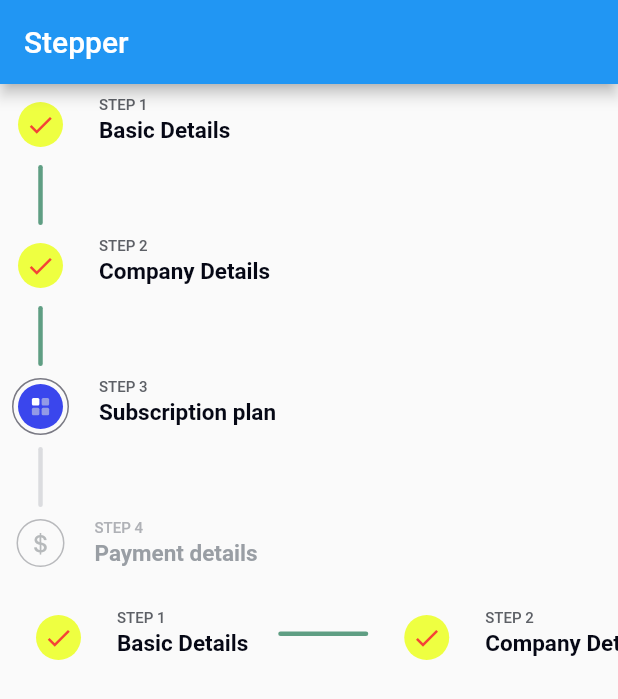
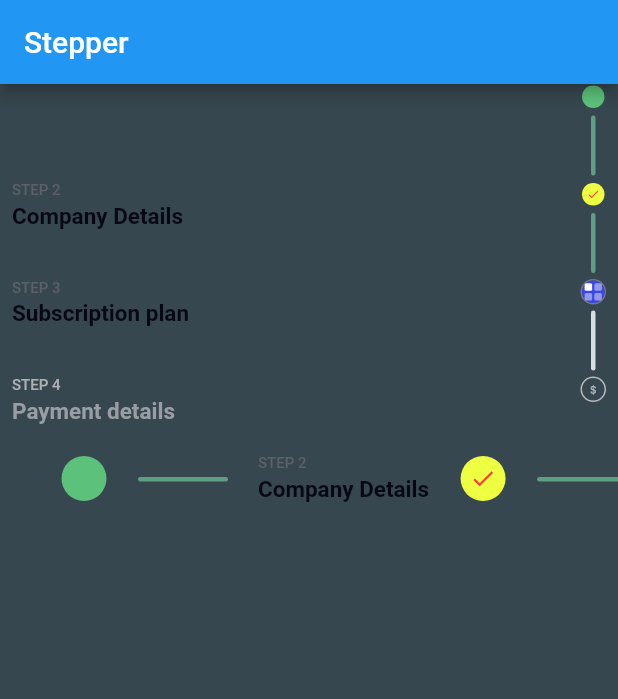
Before and after one commit to Weav3r/dm_stepper, a Flutter app: the screen it shows after launch, on a phone screen of 412 x 824 dp. Shown: the top 699 px of the screen. Run offline on Flutter 3.47's test engine with Material 2 defaults, Android fonts, the phone set to English and light mode, and no system bars.

Commit message:
initial customisation

```diff
--- a/example/lib/main.dart
+++ b/example/lib/main.dart
@@ -35,18 +35,25 @@ class _MyHomePageState extends State<MyHomePage> {
   @override
   Widget build(BuildContext context) {
     return Scaffold(
+      backgroundColor: Colors.blueGrey.shade800,
       appBar: AppBar(
         title: Text(widget.title),
       ),
       body: Column(
         children: [
-          DMStepper(
-            getDMStepList(),
+          Flexible(
+            child: DMStepper(
+              getDMStepList(),
+              stepCircleSize: 15,
+            ),
           ),
           const SizedBox(height: 20),
-          DMStepper(
-            getDMStepList(),
-            direction: Axis.horizontal,
+          Flexible(
+            child: DMStepper(
+              getDMStepList(),
+              // stepCircleSize: 15,
+              direction: Axis.horizontal,
+            ),
           ),
         ],
       ),
@@ -57,13 +64,15 @@ class _MyHomePageState extends State<MyHomePage> {
 List<DMStepModel> getDMStepList() {
   return [
     DMStepModel(
+      label: '',
       title: 'Basic Details',
-      dmStepIcon: Icons.check,
+      stepIcon: const SizedBox.shrink(),
+      stepLabelWidget: const SizedBox.shrink(),
       dmStepType: DMStepType.done,
-      dmStepColorsModel: DMStepColorsModel().copyWith(
-        doneIcon: Colors.red,
-        doneBackground: Colors.limeAccent,
-      ),
+      // dmStepColorsModel: DMStepColorsModel().copyWith(
+      //   doneIcon: Colors.black,
+      //   doneBackground: Colors.limeAccent,
+      // ),
     ),
     DMStepModel(
       title: 'Company Details',
--- a/example/pubspec.yaml
+++ b/example/pubspec.yaml
@@ -32,7 +32,9 @@ dependencies:
   flutter:
     sdk: flutter
 
-  dm_stepper: ^1.0.0
+  # dm_stepper: ^1.0.0
+  dm_stepper:
+   path: ../
 
 
   # The following adds the Cupertino Icons font to your application.
--- a/lib/core/models/dm_step_model.dart
+++ b/lib/core/models/dm_step_model.dart
@@ -9,6 +9,7 @@ class DMStepModel {
   final DMStepType dmStepType;
   final IconData? dmStepIcon;
   final Widget? stepIcon;
+  final Widget? stepLabelWidget;
   final Widget? link;
   final DMStepColorsModel? dmStepColorsModel;
 
@@ -18,6 +19,7 @@ class DMStepModel {
     this.dmStepType = DMStepType.current,
     this.dmStepIcon,
     this.stepIcon,
+    this.stepLabelWidget,
     this.link,
     this.dmStepColorsModel,
   });
--- a/lib/dm_step.dart
+++ b/lib/dm_step.dart
@@ -14,28 +14,34 @@ class DMStep extends StatelessWidget {
     this.last = false,
     this.direction = Axis.vertical,
     this.dmStepColorsModel,
+    this.stepCircleSize,
     this.stepIcon,
+    this.stepLabelWidget,
     this.link,
     super.key,
   });
 
+  final double? stepCircleSize;
   final String label;
   final String title;
   final DMStepType dmStepType;
   final IconData? dmStepIcon;
   final bool last;
   final Widget? stepIcon;
+  final Widget? stepLabelWidget;
   final Widget? link;
   final Axis direction;
   final DMStepColorsModel? dmStepColorsModel;
 
   @override
   Widget build(BuildContext context) {
+    print('[soso] size is $stepCircleSize');
     final lDmStepColorsModel = dmStepColorsModel ?? DMStepColorsModel();
 
     return Padding(
       padding: EdgeInsets.only(
-        top: 8,
+        // top: 8,
+        top: 0,
         left: (direction == Axis.vertical) ? 8 : 20,
         right: (direction == Axis.vertical) ? 8 : 0,
         bottom: (direction == Axis.horizontal) ? 8 : 0,
@@ -43,15 +49,45 @@ class DMStep extends StatelessWidget {
       child: Row(
         crossAxisAlignment: CrossAxisAlignment.start,
         children: [
+          stepLabelWidget ??
+              Column(
+                crossAxisAlignment: CrossAxisAlignment.start,
+                children: [
+                  Text(
+                    label,
+                    style: TextStyle(
+                      color: getColor(
+                          dmStepType, DMStepItem.label, lDmStepColorsModel),
+                      fontSize: 10,
+                      fontWeight: FontWeight.w500,
+                    ),
+                  ),
+                  const SizedBox(height: 2),
+                  Text(
+                    title,
+                    style: TextStyle(
+                      color: getColor(
+                          dmStepType, DMStepItem.title, lDmStepColorsModel),
+                      fontSize: 15,
+                      fontWeight: FontWeight.bold,
+                    ),
+                  ),
+                ],
+              ),
+          (direction == Axis.vertical)
+              ? const Expanded(child: SizedBox(width: 20))
+              : const SizedBox(width: 20),
           Column(
-            mainAxisAlignment: MainAxisAlignment.start,
+            mainAxisAlignment: (direction == Axis.vertical)
+                ? MainAxisAlignment.end
+                : MainAxisAlignment.start,
             children: [
               Row(
                 children: [
-                  SizedBox(width: dmStepType != DMStepType.next ? 0 : 3),
+                  // SizedBox(width: dmStepType != DMStepType.next ? 0 : 3),
                   Container(
-                    padding:
-                        EdgeInsets.all(dmStepType != DMStepType.next ? 3 : 0),
+                    // padding:
+                    //     EdgeInsets.all(dmStepType != DMStepType.next ? 3 : 0),
                     decoration: BoxDecoration(
                       border: Border.all(
                           color: getColor(dmStepType, DMStepItem.border,
@@ -59,17 +95,19 @@ class DMStep extends StatelessWidget {
                       borderRadius: BorderRadius.circular(19),
                     ),
                     child: Container(
-                      height: 30,
-                      width: 30,
+                      height: stepCircleSize ?? 30,
+                      width: stepCircleSize ?? 30,
                       decoration: BoxDecoration(
                         color: getColor(dmStepType, DMStepItem.background,
                             lDmStepColorsModel),
+                        // color: Colors.white,
                         borderRadius: BorderRadius.circular(15),
                       ),
                       child: stepIcon ??
                           Icon(
                             dmStepIcon ?? Icons.arrow_downward_rounded,
-                            size: 20,
+                            size: 0.6 * (stepCircleSize ?? 30),
+                            // size: 100,
                             color: getColor(dmStepType, DMStepItem.icon,
                                 lDmStepColorsModel),
                           ),
@@ -78,31 +116,6 @@ class DMStep extends StatelessWidget {
                 ],
               ),
               getLink(direction == Axis.vertical, lDmStepColorsModel),
-            ],
-          ),
-          const SizedBox(width: 20),
-          Column(
-            crossAxisAlignment: CrossAxisAlignment.start,
-            children: [
-              Text(
-                label,
-                style: TextStyle(
-                  color: getColor(
-                      dmStepType, DMStepItem.label, lDmStepColorsModel),
-                  fontSize: 10,
-                  fontWeight: FontWeight.w500,
-                ),
-              ),
-              const SizedBox(height: 2),
-              Text(
-                title,
-                style: TextStyle(
-                  color: getColor(
-                      dmStepType, DMStepItem.title, lDmStepColorsModel),
-                  fontSize: 15,
-                  fontWeight: FontWeight.bold,
-                ),
-              ),
             ],
           ),
           getLink(direction == Axis.horizontal, lDmStepColorsModel),
@@ -116,10 +129,10 @@ class DMStep extends StatelessWidget {
       return link ??
           Padding(
             padding: EdgeInsets.only(
-              top: (direction == Axis.vertical) ? 8 : 15,
-              left: (direction == Axis.vertical) ? 8 : 20,
-              right: (direction == Axis.vertical) ? 8 : 0,
-              bottom: (direction == Axis.horizontal) ? 8 : 0,
+              top: (direction == Axis.vertical) ? 4 : 15,
+              left: (direction == Axis.vertical) ? 4 : 20,
+              right: (direction == Axis.vertical) ? 4 : 0,
+              bottom: (direction == Axis.horizontal) ? 8 : 4,
             ),
             child: Container(
               height: direction == Axis.vertical ? 40 : 3,
--- a/lib/dm_stepper_component.dart
+++ b/lib/dm_stepper_component.dart
@@ -9,6 +9,7 @@ class DMStepper extends StatelessWidget {
     this.direction = Axis.vertical,
     this.backgroundColor,
     this.height,
+    this.stepCircleSize,
     super.key,
   });
 
@@ -16,6 +17,7 @@ class DMStepper extends StatelessWidget {
   final Axis direction;
   final Color? backgroundColor;
   final double? height;
+  final double? stepCircleSize;
 
   @override
   Widget build(BuildContext context) {
@@ -24,8 +26,10 @@ class DMStepper extends StatelessWidget {
               label: e.label ?? 'STEP ${dmStepList.indexOf(e) + 1}',
               title: e.title,
               dmStepIcon: e.dmStepIcon,
+              stepCircleSize: stepCircleSize,
               dmStepType: e.dmStepType,
               stepIcon: e.stepIcon,
+              stepLabelWidget: e.stepLabelWidget,
               last: dmStepList.length == dmStepList.indexOf(e) + 1,
               key: Key('DM_STEP_${dmStepList.indexOf(e) + 1}'),
               direction: direction,
```
Also changed, not shown: example/pubspec.lock, pubspec.lock, 1 other file.
